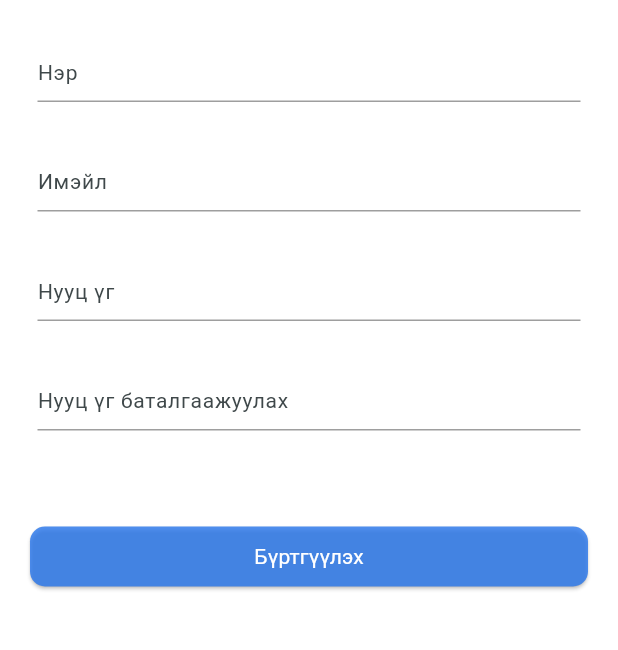
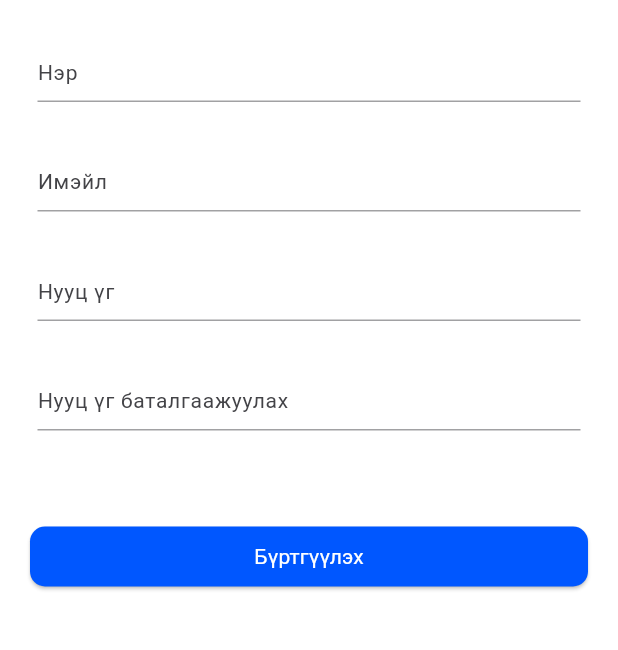
Before and after one commit to Tsogbadrakh-G/Language-exchange-app, a Flutter app: the Register screen opened directly, on a phone screen of 412 x 824 dp, the part 214-864 px from its top. Run offline on Flutter 3.47's test engine with Material 2 defaults, Android fonts, the phone set to English and light mode, and no system bars; our stand-ins replace cloud_firestore, custom_refresh_indicator, dio, dropdown_button2, email_validator, firebase_auth and 16 more; missing offline and left inert: agora_rtc_engine, dart:ffi; accounts and stored records are empty; Roboto replaces fonts that are missing (Nunito).

Commit message:
Update register.dart

```diff
--- a/degree/lib/pages/register.dart
+++ b/degree/lib/pages/register.dart
@@ -225,16 +225,11 @@ class _Register extends State<Register> {
                             focusNode: focusNode1,
                             textAlignVertical: TextAlignVertical.center,
                             controller: namecontroller,
-                            // validator: (value) {
-                            //   if (value == null || value.isEmpty) {
-                            //     return 'Please Enter Name';
-                            //   }
-                            //   return null;
-                            // },
                             decoration: InputDecoration(
                               enabledBorder: UnderlineInputBorder(
-                                borderSide:
-                                    BorderSide(width: 1, color: Colors.black38),
+                                borderSide: BorderSide(
+                                    width: 1,
+                                    color: Color(0xff434347).withOpacity(0.5)),
                               ),
                               focusedBorder: UnderlineInputBorder(
                                 borderSide: BorderSide(
@@ -244,6 +239,7 @@ class _Register extends State<Register> {
                               ),
                               hintText: "Нэр",
                               hintStyle: TextStyle(
+                                  color: Color(0xff434347),
                                   fontFamily: 'Nunito',
                                   fontWeight: FontWeight.normal,
                                   fontSize: 14),
@@ -269,16 +265,11 @@ class _Register extends State<Register> {
                             focusNode: focusNode2,
                             textAlignVertical: TextAlignVertical.center,
                             controller: mailcontroller,
-                            // validator: (value) {
-                            //   if (value == null || value.isEmpty) {
-                            //     return 'Please Enter E-mail';
-                            //   }
-                            //   return null;
-                            // },
                             decoration: InputDecoration(
                               enabledBorder: UnderlineInputBorder(
-                                borderSide:
-                                    BorderSide(width: 1, color: Colors.black38),
+                                borderSide: BorderSide(
+                                    width: 1,
+                                    color: Color(0xff434347).withOpacity(0.5)),
                               ),
                               focusedBorder: UnderlineInputBorder(
                                 borderSide: BorderSide(
@@ -288,6 +279,7 @@ class _Register extends State<Register> {
                               ),
                               hintText: "Имэйл",
                               hintStyle: TextStyle(
+                                  color: Color(0xff434347),
                                   fontFamily: 'Nunito',
                                   fontWeight: FontWeight.normal,
                                   fontSize: 14),
@@ -321,8 +313,9 @@ class _Register extends State<Register> {
                             // },
                             decoration: InputDecoration(
                               enabledBorder: UnderlineInputBorder(
-                                borderSide:
-                                    BorderSide(width: 1, color: Colors.black38),
+                                borderSide: BorderSide(
+                                    width: 1,
+                                    color: Color(0xff434347).withOpacity(0.5)),
                               ),
                               focusedBorder: UnderlineInputBorder(
                                 borderSide: BorderSide(
@@ -332,6 +325,7 @@ class _Register extends State<Register> {
                               ),
                               hintText: "Нууц үг",
                               hintStyle: TextStyle(
+                                  color: Color(0xff434347),
                                   fontFamily: 'Nunito',
                                   fontWeight: FontWeight.normal,
                                   fontSize: 14),
@@ -358,16 +352,11 @@ class _Register extends State<Register> {
                             focusNode: focusNode4,
                             textAlignVertical: TextAlignVertical.center,
                             controller: confirmPasswordcontroller,
-                            // validator: (value) {
-                            //   if (value == null || value.isEmpty) {
-                            //     return 'Please Enter Confirm Password';
-                            //   }
-                            //   return null;
-                            // },
                             decoration: InputDecoration(
                               enabledBorder: UnderlineInputBorder(
-                                borderSide:
-                                    BorderSide(width: 1, color: Colors.black38),
+                                borderSide: BorderSide(
+                                    width: 1,
+                                    color: Color(0xff434347).withOpacity(0.5)),
                               ),
                               focusedBorder: UnderlineInputBorder(
                                 borderSide: BorderSide(
@@ -377,6 +366,7 @@ class _Register extends State<Register> {
                               ),
                               hintText: "Нууц үг баталгаажуулах",
                               hintStyle: TextStyle(
+                                  color: Color(0xff434347),
                                   fontFamily: 'Nunito',
                                   fontWeight: FontWeight.normal,
                                   fontSize: 14),
@@ -436,7 +426,7 @@ class _Register extends State<Register> {
                         shape: RoundedRectangleBorder(
                             borderRadius: BorderRadius.circular(10)),
                         padding: EdgeInsets.symmetric(vertical: 10),
-                        backgroundColor: Color(0xff2675EC).withOpacity(0.8),
+                        backgroundColor: Color(0xff0057ff),
                       ),
                       child: const Text(
                         'Бүртгүүлэх',
```
